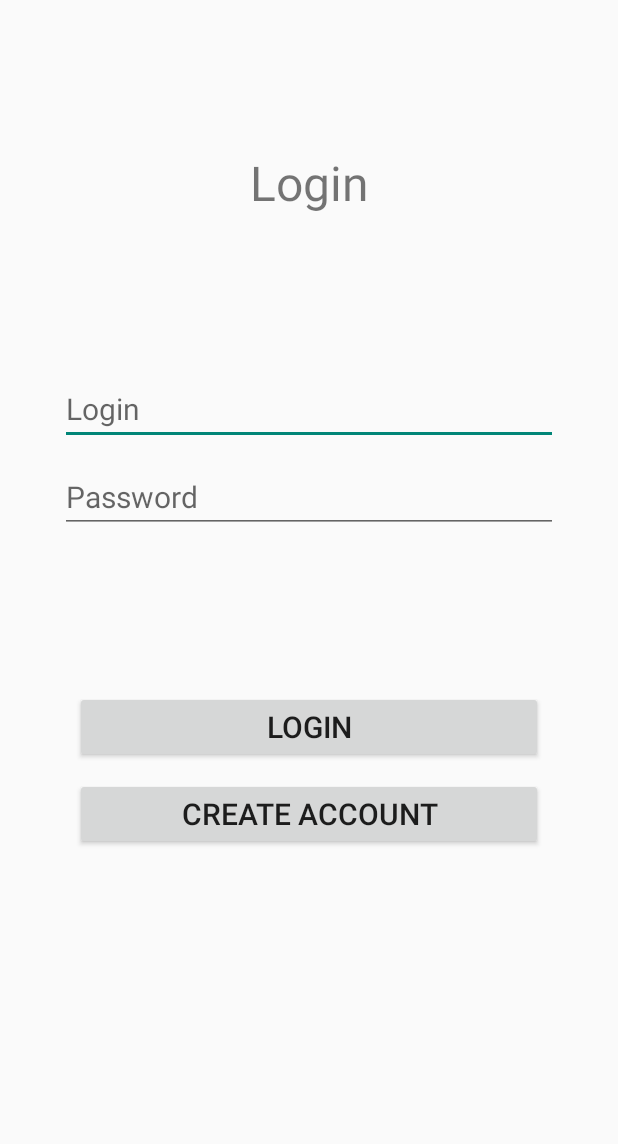
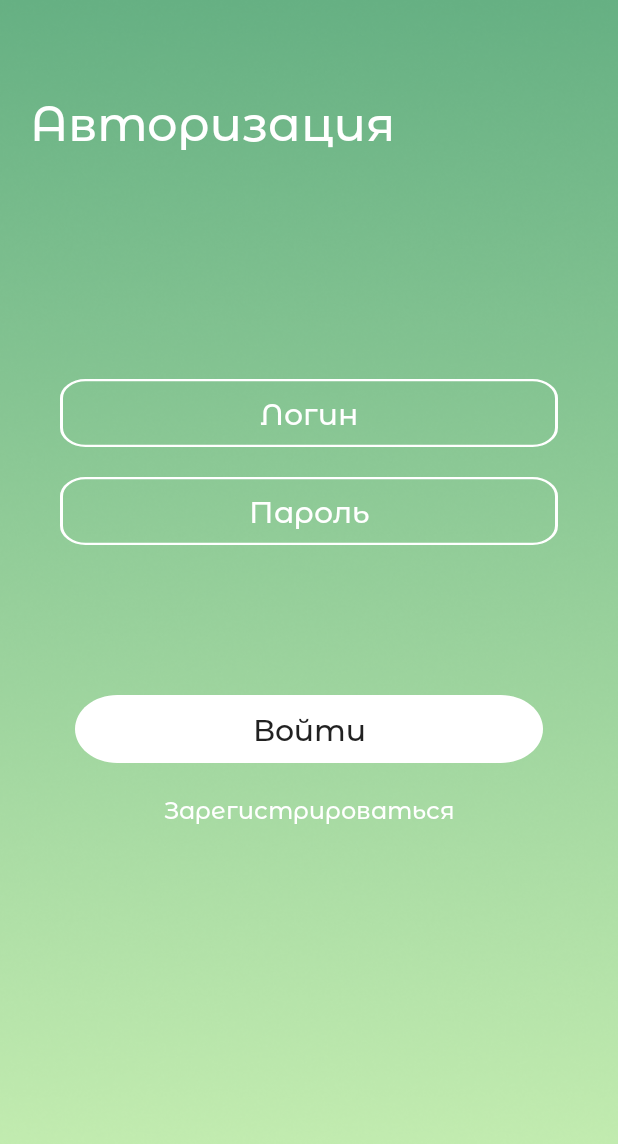
Before and after one commit to Epl-Grey/EatWell, an Android app: the LoginActivity screen opened directly, with no data from a screen before it, on a phone screen of 412 x 824 dp. Shown: the top 1144 px of the screen. Run offline under Robolectric (Android 15) with nearby library versions, the phone set to English and light mode, and no system bars; our stand-ins replace Firebase (no records; nobody signed in at launch, a user with empty details on screens opened directly).

Commit message:
design_login

```diff
--- a/app/src/main/java/com/example/myapplication/LoginActivity.kt
+++ b/app/src/main/java/com/example/myapplication/LoginActivity.kt
@@ -6,6 +6,7 @@ import android.os.Bundle
 import android.util.Log
 import android.widget.Button
 import android.widget.EditText
+import android.widget.TextView
 import android.widget.Toast
 import androidx.appcompat.app.AppCompatActivity
 import com.example.myapplication.firebase.UserModel
@@ -21,7 +22,7 @@ class LoginActivity : AppCompatActivity() {
     lateinit var loginEditText: EditText
     lateinit var passwordEditText: EditText
     lateinit var loginButton: Button
-    lateinit var registerButton: Button
+    lateinit var registerButton: TextView
 
     lateinit var saveState: SaveState
 
--- a/app/src/main/res/layout/activity_login.xml
+++ b/app/src/main/res/layout/activity_login.xml
@@ -4,6 +4,7 @@
     xmlns:tools="http://schemas.android.com/tools"
     android:layout_width="match_parent"
     android:layout_height="match_parent"
+    android:background="@drawable/background"
     tools:context=".LoginActivity">
 
     <LinearLayout
@@ -11,53 +12,79 @@
         android:layout_height="match_parent"
         android:orientation="vertical">
 
+
         <TextView
-            android:layout_width="match_parent"
+            android:id="@+id/login"
+            android:layout_width="wrap_content"
             android:layout_height="wrap_content"
-            android:text="Login"
+            android:text="Авторизация"
+            android:textColor="@color/white"
+            android:layout_marginTop="60dp"
+            android:layout_marginLeft="20dp"
+            android:fontFamily="@font/montserrt4"
             android:textSize="32dp"
             android:gravity="center"
-            android:layout_marginVertical="100dp"/>
+            />
 
         <EditText
             android:id="@+id/login_edittext"
-            android:layout_width="match_parent"
-            android:layout_height="wrap_content"
-            android:hint="Login"
-            android:textSize="20dp"
+            android:layout_width="wrap_content"
+            android:layout_height="45dp"
+            android:layout_below="@id/login"
+            android:layout_marginHorizontal="40dp"
+            android:layout_marginTop="150dp"
+            android:background="@drawable/edt"
+            android:fontFamily="@font/montserrt4"
+            android:gravity="center"
+            android:hint="Логин"
+            android:inputType="text"
             android:maxLines="1"
-            android:inputType="text"
-            android:layout_marginHorizontal="40dp"
-            android:layout_marginVertical="5dp"/>
+            android:textColor="@color/white"
+            android:textColorHint="@color/white"
+            android:textSize="20dp"/>
 
         <EditText
             android:id="@+id/password_edittext"
             android:layout_width="match_parent"
-            android:layout_height="wrap_content"
-            android:hint="Password"
+            android:layout_below="@id/login_edittext"
+            android:layout_marginTop="20dp"
+            android:layout_height="45dp"
+            android:background="@drawable/edt"
+            android:hint="Пароль"
+            android:gravity="center"
+            android:textColorHint="@color/white"
+            android:textColor="@color/white"
             android:textSize="20dp"
+            android:fontFamily="@font/montserrt4"
             android:maxLines="1"
             android:inputType="textVisiblePassword"
-            android:layout_marginHorizontal="40dp"
-            android:layout_marginVertical="5dp"/>
+            android:layout_marginHorizontal="40dp"/>
 
         <Button
             android:id="@+id/login_button"
             android:layout_width="match_parent"
-            android:layout_height="wrap_content"
-            android:text="Login"
+            android:layout_height="45dp"
+            android:textAllCaps="false"
+            android:fontFamily="@font/montserrt4"
+            android:text="Войти"
+            android:background="@drawable/whitebtn"
             android:textSize="20dp"
             android:layout_marginHorizontal="50dp"
             android:layout_marginTop="100dp"/>
 
-        <Button
+        <TextView
             android:id="@+id/register_button"
             android:layout_width="match_parent"
             android:layout_height="wrap_content"
-            android:text="Create account"
-            android:textSize="20dp"
-            android:layout_marginHorizontal="50dp"
-            android:layout_marginTop="10dp"/>
+            android:text="Зарегистрироваться"
+            android:layout_marginTop="20dp"
+            android:textColor="@color/white"
+            android:gravity="center"
+            android:fontFamily="@font/montserrt4"
+            android:textAllCaps="false"
+            android:textSize="16dp"
+
+            />
 
     </LinearLayout>
 
```
Also changed, not shown: app/src/main/res/layout/activity_register.xml (+14 -7 lines), app/src/main/res/layout/activity_register_inform.xml (+32 -21 lines), app/src/main/res/drawable/list2_w.png (added), app/src/main/res/drawable/list4_w.png (added).
